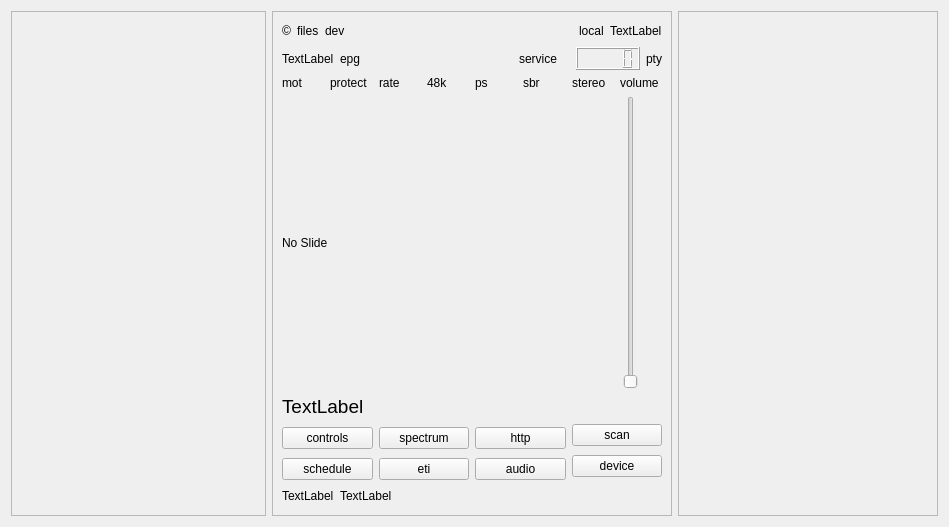
This is sources/main/forms-v7/dabradio-6.ui in JvanKatwijk/qt-dab as Qt 5 draws it before an edit. The edited form follows.
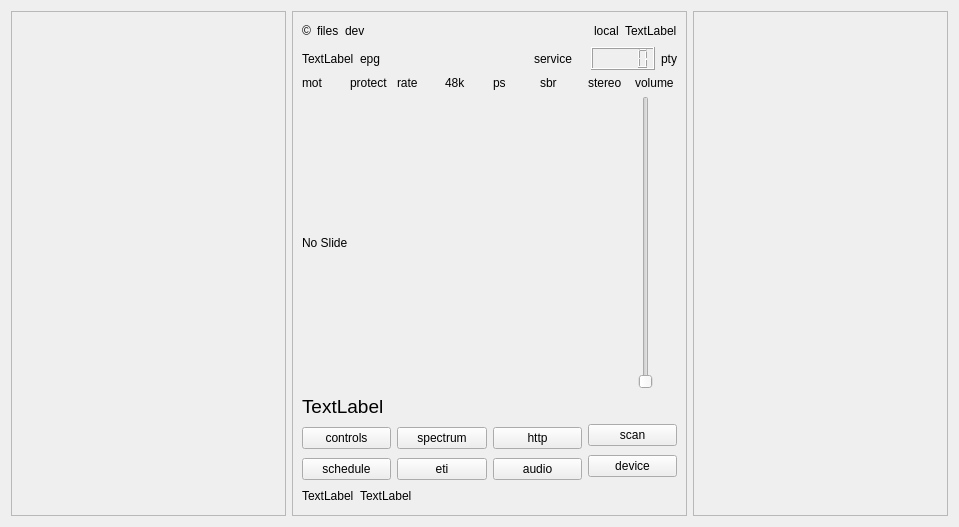
This is the edited form. Custom widgets are drawn as their Qt base class.

```diff
--- a/sources/main/forms-v7/dabradio-6.ui
+++ b/sources/main/forms-v7/dabradio-6.ui
@@ -6,7 +6,7 @@
    <rect>
     <x>0</x>
     <y>0</y>
-    <width>915</width>
+    <width>945</width>
     <height>523</height>
    </rect>
   </property>
@@ -24,7 +24,7 @@
     <widget class="QFrame" name="the_newFrame">
      <property name="minimumSize">
       <size>
-       <width>255</width>
+       <width>275</width>
        <height>505</height>
       </size>
      </property>
@@ -46,7 +46,7 @@
     <widget class="QFrame" name="frame">
      <property name="minimumSize">
       <size>
-       <width>400</width>
+       <width>395</width>
        <height>500</height>
       </size>
      </property>
@@ -462,7 +462,7 @@
     <widget class="QFrame" name="techFrame">
      <property name="minimumSize">
       <size>
-       <width>260</width>
+       <width>255</width>
        <height>500</height>
       </size>
      </property>
```
